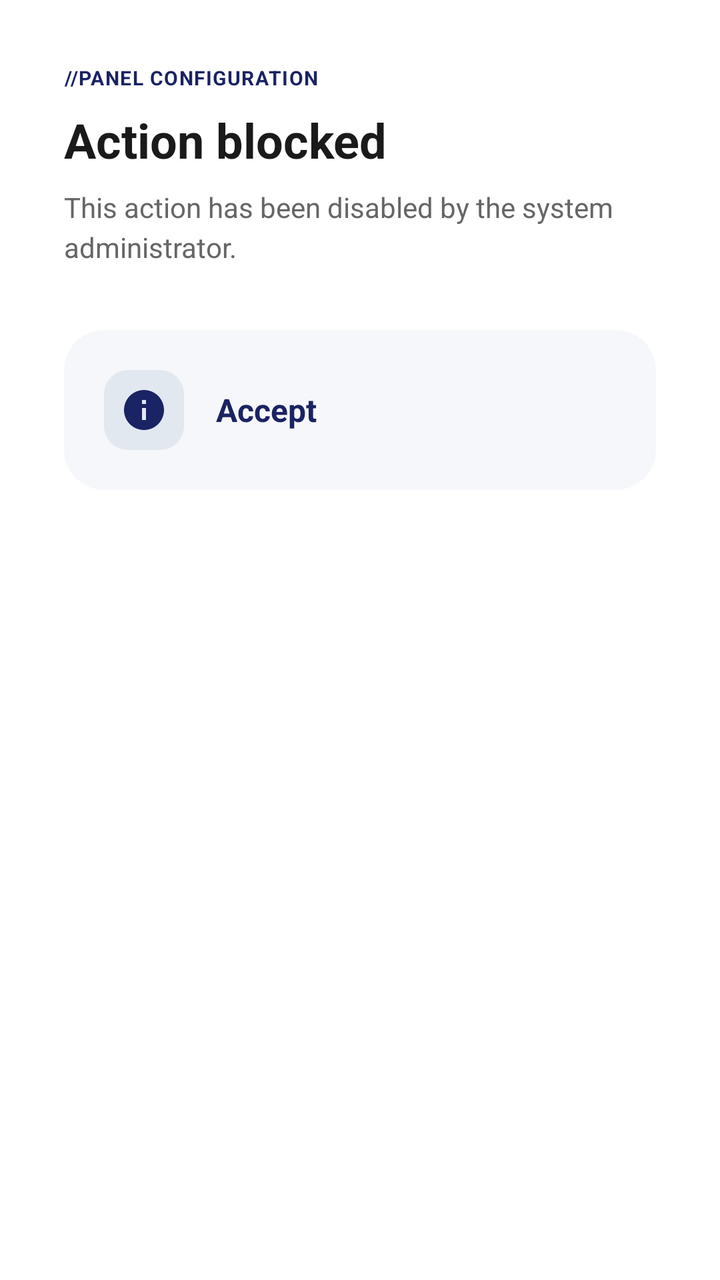
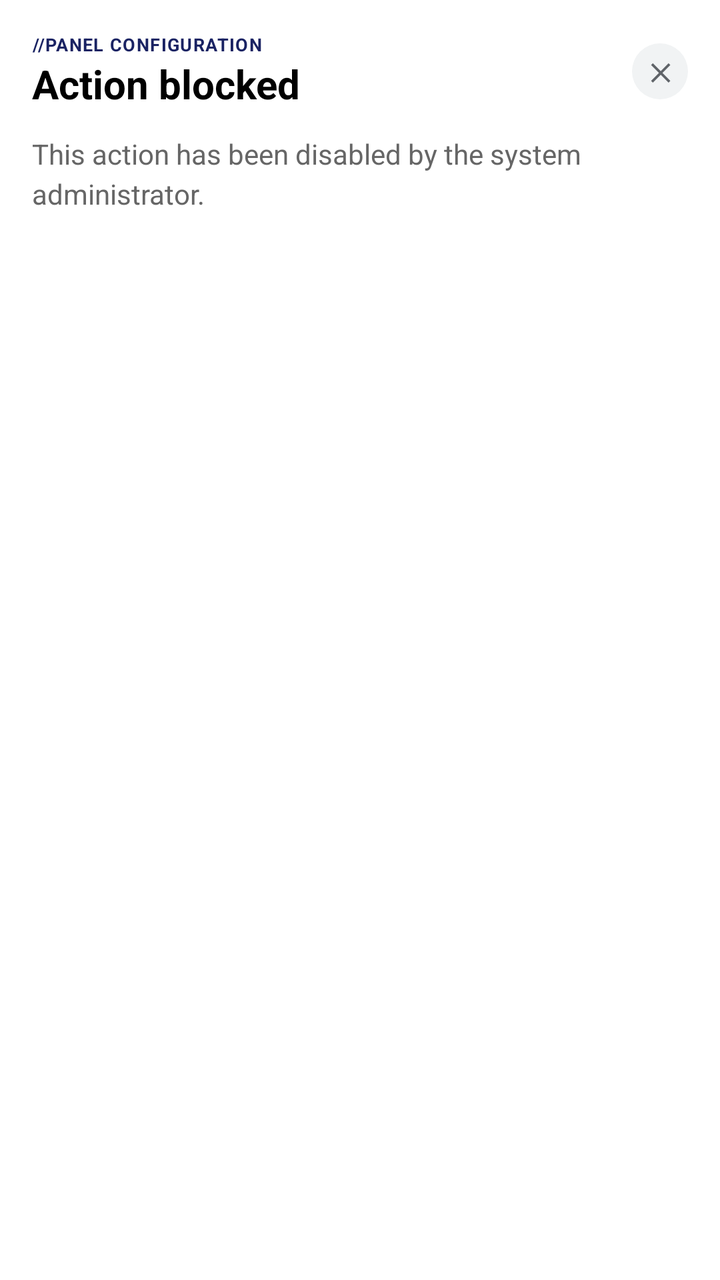

Two renders of the same Android screen: before a commit and after it. Below are the layout's source before the change and the commit's diff.
<!-- AndroidManifest.xml: application theme Theme.LauncherTs13 -->
<!-- res/layout/dialog_admin_disabled.xml -->
<?xml version="1.0" encoding="utf-8"?>
<LinearLayout xmlns:android="http://schemas.android.com/apk/res/android"
    xmlns:app="http://schemas.android.com/apk/res-auto"
    android:layout_width="match_parent"
    android:layout_height="wrap_content"
    android:orientation="vertical"
    android:padding="32dp">

    <TextView
        android:layout_width="wrap_content"
        android:layout_height="wrap_content"
        android:text="@string/config_panel_title"
        android:textColor="@color/environment_unselected_title"
        android:textSize="10sp"
        android:textStyle="bold"
        android:letterSpacing="0.05"
        android:layout_marginBottom="8dp" />

    <TextView
        android:id="@+id/tvTitle"
        android:layout_width="wrap_content"
        android:layout_height="wrap_content"
        android:text="@string/dialog_admin_disabled_title"
        android:textColor="#1A1A1A"
        android:textSize="24sp"
        android:textStyle="bold"
        android:layout_marginBottom="8dp" />

    <TextView
        android:id="@+id/tvMessage"
        android:layout_width="wrap_content"
        android:layout_height="wrap_content"
        android:text="@string/dialog_admin_disabled_msg"
        android:textSize="14sp"
        android:textColor="#666666"
        android:lineSpacingMultiplier="1.2"
        android:layout_marginBottom="32dp" />

    <com.google.android.material.card.MaterialCardView
        android:id="@+id/btn_accept"
        android:layout_width="match_parent"
        android:layout_height="wrap_content"
        app:cardCornerRadius="20dp"
        app:cardElevation="0dp"
        app:cardBackgroundColor="@color/environment_unselected_bg"
        app:strokeWidth="0dp">

        <LinearLayout
            android:layout_width="match_parent"
            android:layout_height="wrap_content"
            android:orientation="horizontal"
            android:padding="20dp"
            android:gravity="center_vertical">

            <ImageView
                android:layout_width="40dp"
                android:layout_height="40dp"
                android:background="@drawable/bg_icon_circle"
                android:src="@drawable/ic_info"
                android:padding="8dp"
                app:tint="@color/environment_icon_unselected_tint" />

            <TextView
                android:layout_width="0dp"
                android:layout_weight="1"
                android:layout_height="wrap_content"
                android:text="@string/accept"
                android:textColor="@color/environment_unselected_title"
                android:textSize="16sp"
                android:textStyle="bold"
                android:layout_marginStart="16dp" />

        </LinearLayout>
    </com.google.android.material.card.MaterialCardView>

</LinearLayout>
<!-- resources referenced by this layout -->
<resources>
  <color name="environment_icon_unselected_tint">#1A2363</color>
  <color name="environment_unselected_bg">#F5F7FA</color>
  <color name="environment_unselected_title">#1A2363</color>
  <!-- drawable bg_icon_circle (drawable) -->
  <?xml version="1.0" encoding="utf-8"?>
  <shape xmlns:android="http://schemas.android.com/apk/res/android">
      <solid android:color="@color/environment_badge_bg" />
      <corners android:radius="12dp" />
  </shape>
  <!-- drawable ic_info (drawable) -->
  <vector xmlns:android="http://schemas.android.com/apk/res/android"
      android:width="24dp"
      android:height="24dp"
      android:viewportWidth="24"
      android:viewportHeight="24">
      <path
          android:fillColor="@color/black"
          android:pathData="M12,2C6.48,2 2,6.48 2,12s4.48,10 10,10 10,-4.48 10,-10S17.52,2 12,2zM13,17h-2v-6h2V17zM13,9h-2V7h2V9z"/>
  </vector>
  <string name="accept">Accept</string>
  <string name="config_panel_title">//PANEL CONFIGURATION</string>
  <string name="dialog_admin_disabled_msg">This action has been disabled by the system administrator.</string>
  <string name="dialog_admin_disabled_title">Action blocked</string>
  <style name="Theme.LauncherTs13" parent="Theme.MaterialComponents.DayNight.NoActionBar">
          <item name="colorPrimary">@color/dock_logo_color</item>
          <item name="colorPrimaryVariant">@color/dock_logo_color</item>
          <item name="colorOnPrimary">@color/white</item>
          <item name="colorSecondary">@color/teal_200</item>
          <item name="colorSecondaryVariant">@color/teal_700</item>
          <item name="colorOnSecondary">@color/black</item>
          <item name="android:windowBackground">@android:color/transparent</item>
          <item name="android:windowIsTranslucent">true</item>
          <item name="android:windowShowWallpaper">true</item>
          <item name="android:statusBarColor">@android:color/transparent</item>
          <item name="android:navigationBarColor">@android:color/transparent</item>
          <item name="android:windowLayoutInDisplayCutoutMode" tools:targetApi="o_mr1">shortEdges</item>
      </style>
  <color name="environment_badge_bg">#E2E8F0</color>
  <color name="black">#FF000000</color>
  <color name="dock_logo_color">#1A2363</color>
  <color name="white">#FFFFFFFF</color>
  <color name="teal_200">#FF03DAC5</color>
  <color name="teal_700">#FF018786</color>
</resources>

<!-- the commit's change to res/layout/dialog_admin_disabled.xml (unified diff, before → after) -->
@@ -1,76 +1,66 @@
 <?xml version="1.0" encoding="utf-8"?>
 <LinearLayout xmlns:android="http://schemas.android.com/apk/res/android"
-    xmlns:app="http://schemas.android.com/apk/res-auto"
     android:layout_width="match_parent"
     android:layout_height="wrap_content"
     android:orientation="vertical"
-    android:padding="32dp">
+    android:padding="@dimen/dialog_padding">
 
-    <TextView
-        android:layout_width="wrap_content"
+    
+    <RelativeLayout
+        android:layout_width="match_parent"
         android:layout_height="wrap_content"
-        android:text="@string/config_panel_title"
-        android:textColor="@color/environment_unselected_title"
-        android:textSize="10sp"
-        android:textStyle="bold"
-        android:letterSpacing="0.05"
-        android:layout_marginBottom="8dp" />
+        android:layout_marginBottom="@dimen/dialog_header_margin_bottom">
 
-    <TextView
-        android:id="@+id/tvTitle"
-        android:layout_width="wrap_content"
-        android:layout_height="wrap_content"
-        android:text="@string/dialog_admin_disabled_title"
-        android:textColor="#1A1A1A"
-        android:textSize="24sp"
-        android:textStyle="bold"
-        android:layout_marginBottom="8dp" />
+        <LinearLayout
+            android:layout_width="wrap_content"
+            android:layout_height="wrap_content"
+            android:layout_alignParentStart="true"
+            android:layout_centerVertical="true"
+            android:layout_toStartOf="@id/btn_close_admin"
+            android:orientation="vertical">
+
+            <TextView
+                android:layout_width="wrap_content"
+                android:layout_height="wrap_content"
+                android:letterSpacing="0.05"
+                android:text="@string/config_panel_title"
+                android:textColor="@color/environment_unselected_title"
+                android:textSize="@dimen/text_size_header_label"
+                android:textStyle="bold" />
+
+            <TextView
+                android:layout_width="wrap_content"
+                android:layout_height="wrap_content"
+                android:text="@string/dialog_admin_disabled_title"
+                android:textColor="#000000"
+                android:textSize="@dimen/text_size_header_title"
+                android:textStyle="bold" />
+        </LinearLayout>
+
+        <TextView
+            android:id="@+id/btn_close_admin"
+            android:layout_width="@dimen/dialog_close_button_size"
+            android:layout_height="@dimen/dialog_close_button_size"
+            android:layout_alignParentEnd="true"
+            android:layout_centerVertical="true"
+            android:background="@drawable/bg_name_selector_close"
+            android:clickable="true"
+            android:focusable="true"
+            android:gravity="center"
+            android:text="✕"
+            android:textColor="#5F6368"
+            android:textSize="12sp"
+            android:textStyle="bold" />
+    </RelativeLayout>
 
     <TextView
         android:id="@+id/tvMessage"
         android:layout_width="wrap_content"
         android:layout_height="wrap_content"
         android:text="@string/dialog_admin_disabled_msg"
-        android:textSize="14sp"
+        android:textSize="@dimen/text_size_body_primary"
         android:textColor="#666666"
         android:lineSpacingMultiplier="1.2"
-        android:layout_marginBottom="32dp" />
-
-    <com.google.android.material.card.MaterialCardView
-        android:id="@+id/btn_accept"
-        android:layout_width="match_parent"
-        android:layout_height="wrap_content"
-        app:cardCornerRadius="20dp"
-        app:cardElevation="0dp"
-        app:cardBackgroundColor="@color/environment_unselected_bg"
-        app:strokeWidth="0dp">
-
-        <LinearLayout
-            android:layout_width="match_parent"
-            android:layout_height="wrap_content"
-            android:orientation="horizontal"
-            android:padding="20dp"
-            android:gravity="center_vertical">
-
-            <ImageView
-                android:layout_width="40dp"
-                android:layout_height="40dp"
-                android:background="@drawable/bg_icon_circle"
-                android:src="@drawable/ic_info"
-                android:padding="8dp"
-                app:tint="@color/environment_icon_unselected_tint" />
-
-            <TextView
-                android:layout_width="0dp"
-                android:layout_weight="1"
-                android:layout_height="wrap_content"
-                android:text="@string/accept"
-                android:textColor="@color/environment_unselected_title"
-                android:textSize="16sp"
-                android:textStyle="bold"
-                android:layout_marginStart="16dp" />
-
-        </LinearLayout>
-    </com.google.android.material.card.MaterialCardView>
+        android:layout_marginBottom="16dp" />
 
 </LinearLayout>
<!-- resource entries referenced after the edit -->
@@ -1,25 +1,18 @@
 <!-- resources referenced by this layout -->
 <resources>
-  <color name="environment_icon_unselected_tint">#1A2363</color>
-  <color name="environment_unselected_bg">#F5F7FA</color>
   <color name="environment_unselected_title">#1A2363</color>
-  <!-- drawable bg_icon_circle (drawable) -->
+  <dimen name="dialog_close_button_size">28dp</dimen>
+  <dimen name="dialog_header_margin_bottom">12dp</dimen>
+  <dimen name="dialog_padding">16dp</dimen>
+  <dimen name="text_size_body_primary">14sp</dimen>
+  <dimen name="text_size_header_label">9sp</dimen>
+  <dimen name="text_size_header_title">20sp</dimen>
+  <!-- drawable bg_name_selector_close (drawable) -->
   <?xml version="1.0" encoding="utf-8"?>
-  <shape xmlns:android="http://schemas.android.com/apk/res/android">
-      <solid android:color="@color/environment_badge_bg" />
-      <corners android:radius="12dp" />
+  <shape xmlns:android="http://schemas.android.com/apk/res/android"
+      android:shape="oval">
+      <solid android:color="#F1F3F4" />
   </shape>
-  <!-- drawable ic_info (drawable) -->
-  <vector xmlns:android="http://schemas.android.com/apk/res/android"
-      android:width="24dp"
-      android:height="24dp"
-      android:viewportWidth="24"
-      android:viewportHeight="24">
-      <path
-          android:fillColor="@color/black"
-          android:pathData="M12,2C6.48,2 2,6.48 2,12s4.48,10 10,10 10,-4.48 10,-10S17.52,2 12,2zM13,17h-2v-6h2V17zM13,9h-2V7h2V9z"/>
-  </vector>
-  <string name="accept">Accept</string>
   <string name="config_panel_title">//PANEL CONFIGURATION</string>
   <string name="dialog_admin_disabled_msg">This action has been disabled by the system administrator.</string>
   <string name="dialog_admin_disabled_title">Action blocked</string>
@@ -37,7 +30,6 @@
           <item name="android:navigationBarColor">@android:color/transparent</item>
           <item name="android:windowLayoutInDisplayCutoutMode" tools:targetApi="o_mr1">shortEdges</item>
       </style>
-  <color name="environment_badge_bg">#E2E8F0</color>
   <color name="black">#FF000000</color>
   <color name="dock_logo_color">#1A2363</color>
   <color name="white">#FFFFFFFF</color>
